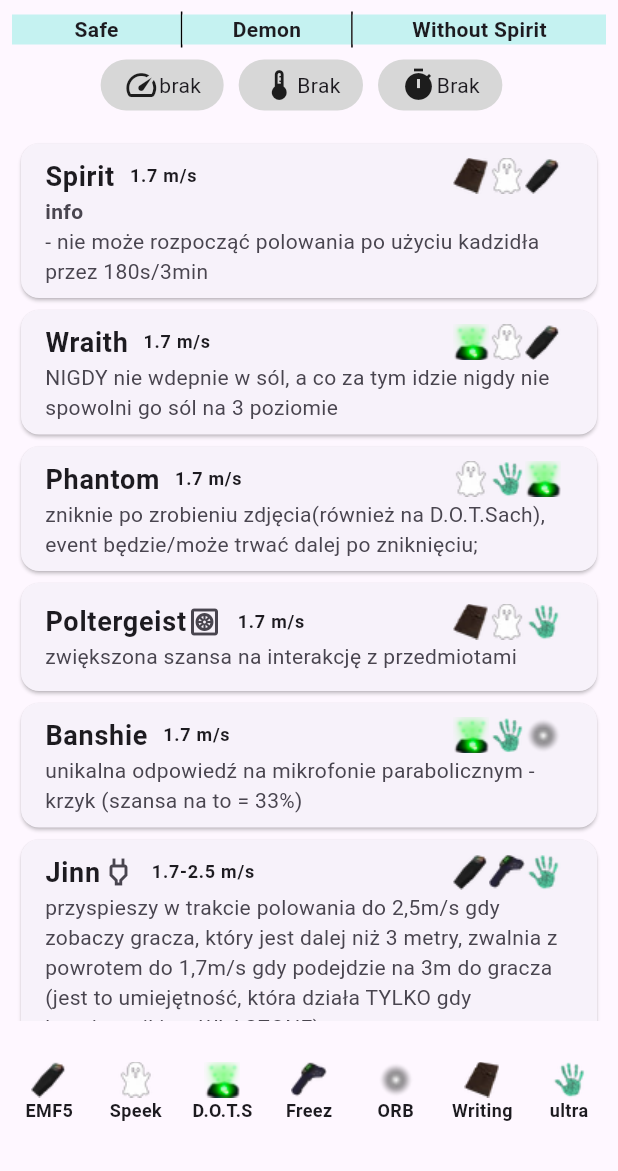
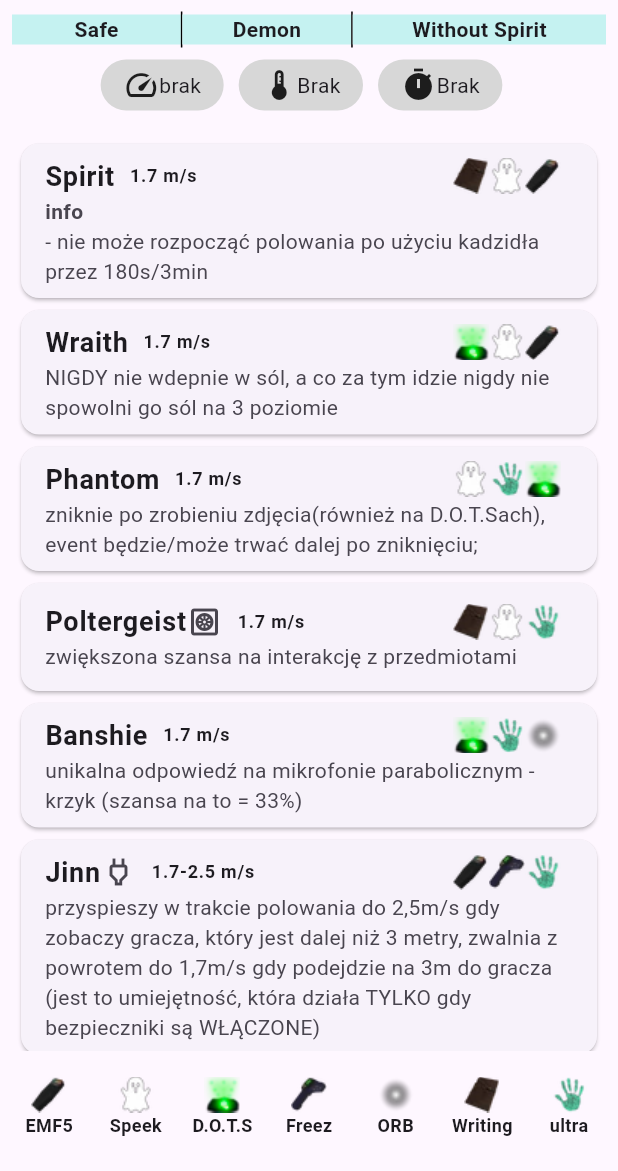
Before and after one commit to kakus94/flutter_phasmohelper, a Flutter app: the screen it shows after launch, after a tap on "Spirit", on a phone screen of 412 x 824 dp, the part 65-1236 px from its top. Run offline on Flutter 3.47's test engine with Material 3 defaults, Android fonts, the light colour scheme and no system bars; our stand-ins replace flutter_bloc, get_it, go_router; generated files the repository leaves out were written again.

Commit message:
release ios version 2

```diff
--- a/lib/main/cubit/main_screen.dart
+++ b/lib/main/cubit/main_screen.dart
@@ -75,10 +75,7 @@ class _MainScreenState extends State<MainScreen> {
     return Column(
       children: [
         Image.asset(icon),
-        Text(
-          title,
-          style: const TextStyle(fontSize: 12),
-        ),
+        Text(title, style: const TextStyle(fontSize: 12)),
       ],
     );
   }
--- a/lib/main/subview/bottom_navbar.dart
+++ b/lib/main/subview/bottom_navbar.dart
@@ -28,9 +28,9 @@ class BottomNavbar extends StatelessWidget {
       bloc: getIt<MainCubit>(),
       builder: (BuildContext context, MainState state) {
         return SizedBox(
-            height: 100,
+            height: 80,
             child: Container(
-              padding: const EdgeInsets.only(top: 10),
+              // padding: const EdgeInsets.only(top: 10),
               // color: Colors.red,
               child: Column(
                 children: [
--- a/lib/main/subview/top_drop_menu.dart
+++ b/lib/main/subview/top_drop_menu.dart
@@ -95,7 +95,7 @@ class _FastHuntNormal extends StatelessWidget {
       child: Row(
         children: [
           const Icon(Icons.speed),
-          Text(getIt<GameController>().norlmalSpeed?.name() ?? "brak"),
+          Text(getIt<GameController>().norlmalSpeed?.name('pl') ?? "brak"),
         ],
       ),
     );
@@ -144,7 +144,7 @@ class _BehaviorHunt extends StatelessWidget {
       child: Row(
         children: [
           const Icon(Icons.thermostat),
-          Text(getIt<GameController>().behaviorHunt?.name() ?? "Brak"),
+          Text(getIt<GameController>().behaviorHunt?.name('pl') ?? "Brak"),
         ],
       ),
     );
@@ -197,7 +197,7 @@ class _HuntTime extends StatelessWidget {
       child: Row(
         children: [
           const Icon(Icons.timer),
-          Text(getIt<GameController>().huntSanity?.name() ?? "Brak"),
+          Text(getIt<GameController>().huntSanity?.name('pl') ?? "Brak"),
         ],
       ),
     );
```
Also changed, not shown: lib/models/enums.dart (+29 -17 lines), 2 other files.
